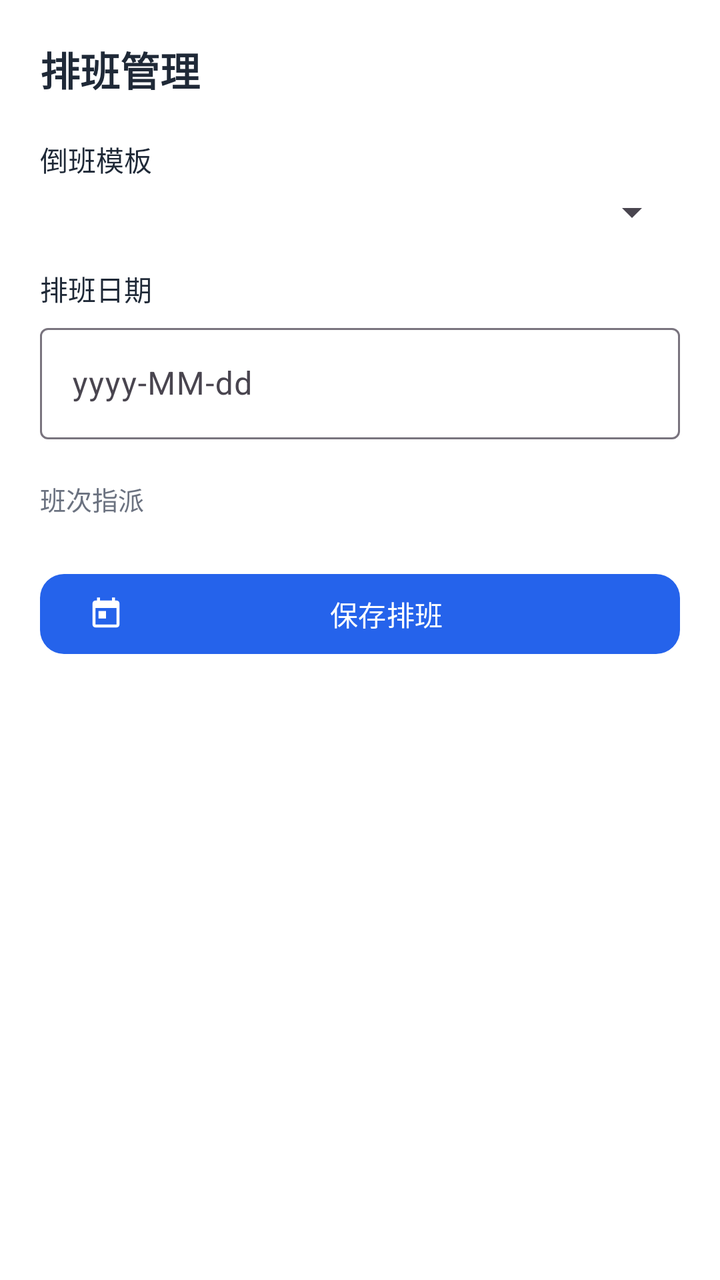
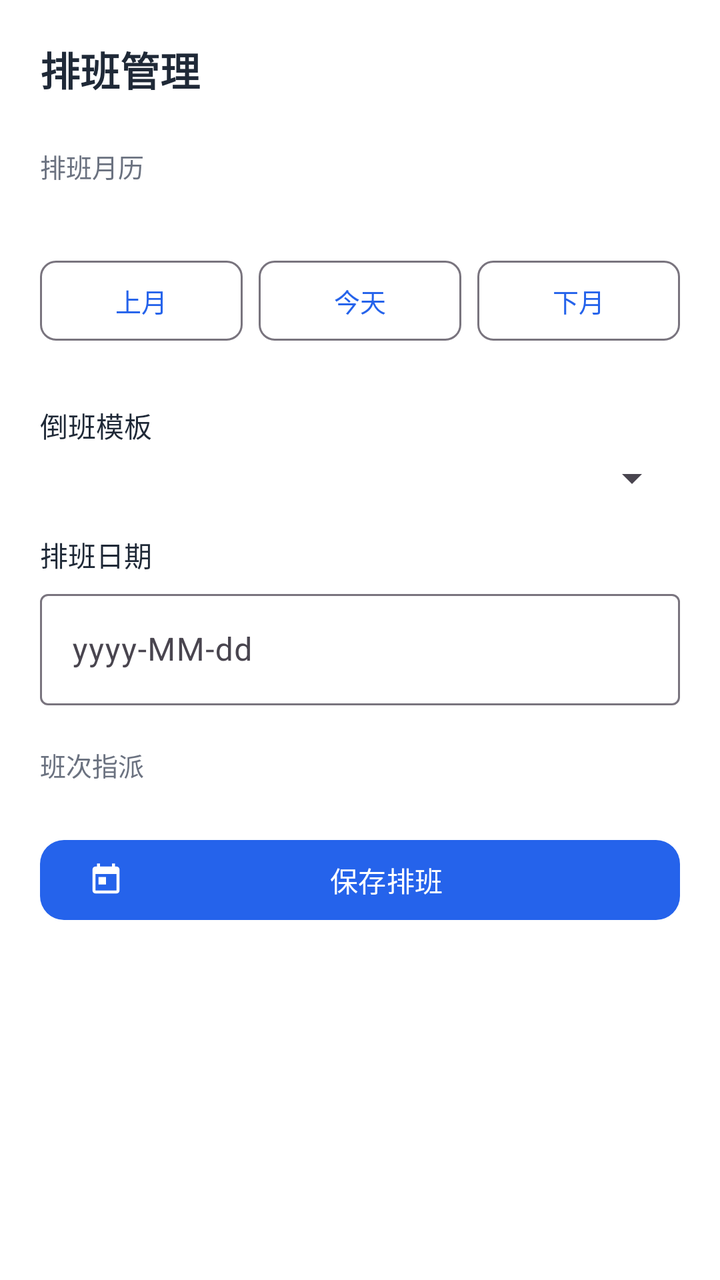

An Android layout rendered at two revisions. The XML below is the earlier revision; the diff shows what the commit changed to produce the second picture.
<!-- AndroidManifest.xml: application theme Theme.CallForward -->
<!-- res/layout/activity_roster.xml -->
<?xml version="1.0" encoding="utf-8"?>
<ScrollView xmlns:android="http://schemas.android.com/apk/res/android"
    xmlns:app="http://schemas.android.com/apk/res-auto"
    android:layout_width="match_parent"
    android:layout_height="match_parent"
    android:background="@android:color/white"
    android:fillViewport="true">

    <LinearLayout
        android:layout_width="match_parent"
        android:layout_height="wrap_content"
        android:orientation="vertical"
        android:padding="20dp">

        <TextView
            android:layout_width="wrap_content"
            android:layout_height="wrap_content"
            android:text="@string/roster_title"
            android:textColor="@color/text_primary"
            android:textSize="20sp"
            android:textStyle="bold" />

        <TextView
            android:id="@+id/rosterHint"
            android:layout_width="match_parent"
            android:layout_height="wrap_content"
            android:layout_marginTop="8dp"
            android:text="@string/roster_err_no_people"
            android:textColor="@color/status_warn"
            android:textSize="14sp"
            android:visibility="gone" />

        
        <TextView
            android:layout_width="wrap_content"
            android:layout_height="wrap_content"
            android:layout_marginTop="20dp"
            android:text="@string/roster_template_label"
            android:textColor="@color/text_primary"
            android:textSize="14sp" />

        <Spinner
            android:id="@+id/rosterTemplateSpinner"
            android:layout_width="match_parent"
            android:layout_height="wrap_content"
            android:layout_marginTop="4dp" />

        
        <TextView
            android:layout_width="wrap_content"
            android:layout_height="wrap_content"
            android:layout_marginTop="16dp"
            android:text="@string/roster_date_label"
            android:textColor="@color/text_primary"
            android:textSize="14sp" />

        <com.google.android.material.textfield.TextInputLayout
            android:layout_width="match_parent"
            android:layout_height="wrap_content"
            android:layout_marginTop="4dp"
            android:hint="@string/roster_date_hint"
            style="@style/Widget.Material3.TextInputLayout.OutlinedBox">

            <com.google.android.material.textfield.TextInputEditText
                android:id="@+id/rosterDateInput"
                android:layout_width="match_parent"
                android:layout_height="wrap_content"
                android:inputType="text" />
        </com.google.android.material.textfield.TextInputLayout>

        
        <TextView
            android:layout_width="wrap_content"
            android:layout_height="wrap_content"
            android:layout_marginTop="20dp"
            android:text="@string/roster_assign_label"
            android:textColor="@color/text_secondary"
            android:textSize="13sp" />

        <LinearLayout
            android:id="@+id/rosterAssignContainer"
            android:layout_width="match_parent"
            android:layout_height="wrap_content"
            android:orientation="vertical" />

        
        <com.google.android.material.button.MaterialButton
            android:id="@+id/rosterSaveButton"
            android:layout_width="match_parent"
            android:layout_height="wrap_content"
            android:layout_marginTop="24dp"
            android:text="@string/roster_save"
            app:icon="@drawable/ic_schedule"
            app:iconTint="@android:color/white"
            app:backgroundTint="@color/brand_blue"
            app:cornerRadius="12dp" />

    </LinearLayout>
</ScrollView>
<!-- resources referenced by this layout -->
<resources>
  <color name="brand_blue">#2563EB</color>
  <color name="status_warn">#D97706</color>
  <color name="text_primary">#1F2937</color>
  <color name="text_secondary">#6B7280</color>
  <!-- drawable ic_schedule (drawable) -->
  <vector xmlns:android="http://schemas.android.com/apk/res/android"
      android:width="24dp"
      android:height="24dp"
      android:viewportWidth="24"
      android:viewportHeight="24">
      
      <path
          android:fillColor="#FFFFFFFF"
          android:pathData="M19,3h-1L18,1h-2v2L8,3L8,1L6,1v2L5,3c-1.11,0 -1.99,0.9 -1.99,2L3,19c0,1.1 0.89,2 2,2h14c1.1,0 2,-0.9 2,-2L21,5c0,-1.1 -0.9,-2 -2,-2zM19,19L5,19L5,8h14v11zM7,10h5v5L7,15z"/>
  </vector>
  <string name="roster_assign_label">班次指派</string>
  <string name="roster_date_hint">yyyy-MM-dd</string>
  <string name="roster_date_label">排班日期</string>
  <string name="roster_err_no_people">请先在「人员管理」中新增人员</string>
  <string name="roster_save">保存排班</string>
  <string name="roster_template_label">倒班模板</string>
  <string name="roster_title">排班管理</string>
  <style name="Theme.CallForward" parent="Theme.Material3.Light.NoActionBar">
          <item name="colorPrimary">@color/brand_blue</item>
          <item name="colorOnPrimary">@android:color/white</item>
          <item name="colorPrimaryContainer">@color/brand_blue_soft</item>
          <item name="colorOnPrimaryContainer">@color/brand_blue_deep</item>
          <item name="android:colorBackground">@android:color/white</item>
          <item name="colorSurface">@android:color/white</item>
          <item name="colorOnSurface">@color/text_primary</item>
          <item name="colorOnBackground">@color/text_primary</item>
          <item name="android:statusBarColor">@android:color/white</item>
          <item name="android:windowLightStatusBar">true</item>
      </style>
  <color name="brand_blue_soft">#DBEAFE</color>
  <color name="brand_blue_deep">#1E40AF</color>
</resources>

<!-- the commit's change to res/layout/activity_roster.xml (unified diff, before → after) -->
@@ -28,6 +28,82 @@
             android:text="@string/roster_err_no_people"
             android:textColor="@color/status_warn"
             android:textSize="14sp"
+            android:visibility="gone" />
+
+        
+        <TextView
+            android:layout_width="wrap_content"
+            android:layout_height="wrap_content"
+            android:layout_marginTop="24dp"
+            android:text="@string/cal_section_title"
+            android:textColor="@color/text_secondary"
+            android:textSize="13sp" />
+
+        <TextView
+            android:id="@+id/calendarMonthLabel"
+            android:layout_width="match_parent"
+            android:layout_height="wrap_content"
+            android:layout_marginTop="4dp"
+            android:gravity="center"
+            android:textColor="@color/text_primary"
+            android:textSize="16sp"
+            android:textStyle="bold" />
+
+        <LinearLayout
+            android:layout_width="match_parent"
+            android:layout_height="wrap_content"
+            android:layout_marginTop="8dp"
+            android:orientation="horizontal">
+
+            <com.google.android.material.button.MaterialButton
+                android:id="@+id/calPrevButton"
+                style="@style/Widget.Material3.Button.OutlinedButton"
+                android:layout_width="0dp"
+                android:layout_height="wrap_content"
+                android:layout_weight="1"
+                android:text="@string/cal_prev"
+                android:textSize="13sp"
+                app:cornerRadius="8dp" />
+
+            <com.google.android.material.button.MaterialButton
+                android:id="@+id/calTodayButton"
+                style="@style/Widget.Material3.Button.OutlinedButton"
+                android:layout_width="0dp"
+                android:layout_height="wrap_content"
+                android:layout_marginStart="8dp"
+                android:layout_marginEnd="8dp"
+                android:layout_weight="1"
+                android:text="@string/cal_today"
+                android:textSize="13sp"
+                app:cornerRadius="8dp" />
+
+            <com.google.android.material.button.MaterialButton
+                android:id="@+id/calNextButton"
+                style="@style/Widget.Material3.Button.OutlinedButton"
+                android:layout_width="0dp"
+                android:layout_height="wrap_content"
+                android:layout_weight="1"
+                android:text="@string/cal_next"
+                android:textSize="13sp"
+                app:cornerRadius="8dp" />
+        </LinearLayout>
+
+        <GridLayout
+            android:id="@+id/calendarGrid"
+            android:layout_width="match_parent"
+            android:layout_height="wrap_content"
+            android:layout_marginTop="8dp"
+            android:columnCount="7" />
+
+        <TextView
+            android:id="@+id/calendarEmptyHint"
+            android:layout_width="match_parent"
+            android:layout_height="wrap_content"
+            android:layout_marginTop="4dp"
+            android:gravity="center"
+            android:text="@string/cal_empty"
+            android:textColor="@color/text_secondary"
+            android:textSize="13sp"
             android:visibility="gone" />
 
         
<!-- resource entries referenced after the edit -->
@@ -15,6 +15,11 @@
           android:fillColor="#FFFFFFFF"
           android:pathData="M19,3h-1L18,1h-2v2L8,3L8,1L6,1v2L5,3c-1.11,0 -1.99,0.9 -1.99,2L3,19c0,1.1 0.89,2 2,2h14c1.1,0 2,-0.9 2,-2L21,5c0,-1.1 -0.9,-2 -2,-2zM19,19L5,19L5,8h14v11zM7,10h5v5L7,15z"/>
   </vector>
+  <string name="cal_empty">本月暂无排班</string>
+  <string name="cal_next">下月</string>
+  <string name="cal_prev">上月</string>
+  <string name="cal_section_title">排班月历</string>
+  <string name="cal_today">今天</string>
   <string name="roster_assign_label">班次指派</string>
   <string name="roster_date_hint">yyyy-MM-dd</string>
   <string name="roster_date_label">排班日期</string>
